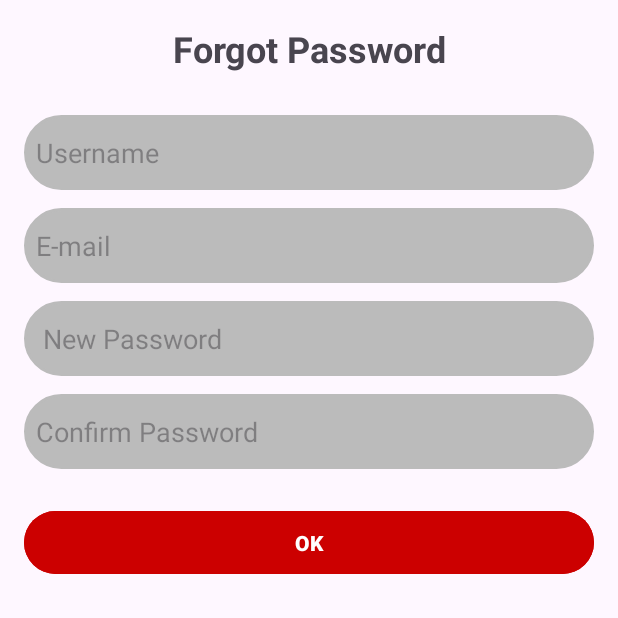
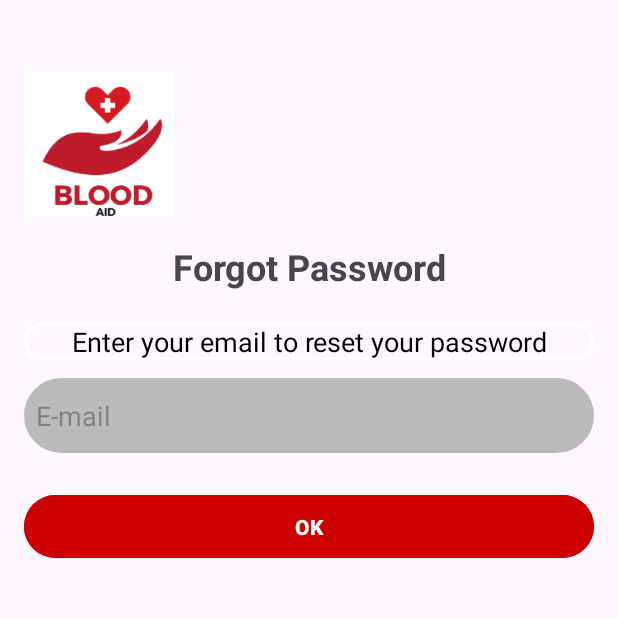
Before and after one commit to Rabindra-Bhattarai/BloodAidOfficial, an Android app: the ForgotPasswordActivity screen opened directly, with no data from a screen before it, on a phone screen of 412 x 824 dp, the top half of it. Run offline under Robolectric (Android 15) with nearby library versions, the phone set to English and light mode, and no system bars; 1 statement that could not run was skipped.

Commit message:
confirm password

```diff
--- a/app/src/main/res/layout/activity_forgot_password.xml
+++ b/app/src/main/res/layout/activity_forgot_password.xml
@@ -6,6 +6,16 @@
     android:orientation="vertical"
     android:padding="16dp">
 
+
+    <!-- Logo -->
+    <ImageView
+        android:id="@+id/logoImageView"
+        android:layout_width="100dp"
+        android:layout_height="100dp"
+        android:layout_marginTop="30dp"
+        android:src="@drawable/logo" />
+
+
     <TextView
         android:id="@+id/titleTextView"
         android:layout_width="match_parent"
@@ -13,18 +23,22 @@
         android:text="Forgot Password"
         android:textSize="24sp"
         android:textStyle="bold"
+        android:layout_marginTop="15dp"
         android:gravity="center"
         android:paddingBottom="16dp" />
 
-    <EditText
-        android:id="@+id/etUsername"
+    <TextView
+        android:id="@+id/tvSubTitle"
         android:layout_width="match_parent"
-        android:layout_height="50dp"
-        android:layout_marginTop="12dp"
+        android:layout_height="wrap_content"
+        android:layout_below="@id/tvTitle"
+        android:layout_marginTop="5dp"
         android:background="@drawable/input_bg"
-        android:backgroundTint="#BBBBBB"
-        android:hint="Username"
-        android:padding="8dp" />
+        android:gravity="center"
+        android:text="Enter your email to reset your password"
+        android:textColor="@color/black"
+        android:textSize="18sp" />
+
 
     <EditText
         android:id="@+id/etEmail"
@@ -34,27 +48,6 @@
         android:background="@drawable/input_bg"
         android:backgroundTint="#BBBBBB"
         android:hint="E-mail"
-        android:padding="8dp" />
-
-    <EditText
-        android:id="@+id/etNPassword"
-        android:layout_width="match_parent"
-        android:layout_height="50dp"
-        android:layout_marginTop="12dp"
-        android:background="@drawable/input_bg"
-        android:backgroundTint="#BBBBBB"
-        android:hint=" New Password"
-        android:padding="8dp" />
-
-    <EditText
-        android:id="@+id/etCPassword"
-        android:layout_width="match_parent"
-        android:layout_height="50dp"
-        android:layout_marginTop="12dp"
-        android:background="@drawable/input_bg"
-        android:backgroundTint="#BBBBBB"
-        android:hint="Confirm Password"
-        android:inputType="textPassword"
         android:padding="8dp" />
 
     <Button
```
Also changed, not shown: app/src/main/AndroidManifest.xml (+9 -0 lines), app/src/main/java/com/example/blood_aid/ui/activity/PasswordApprovalActivity.kt (added, +21 -0 lines), app/src/main/res/layout/activity_confirm_password.xml (+14 -11 lines), app/src/main/res/layout/activity_password_approval.xml (added, +73 -0 lines).
